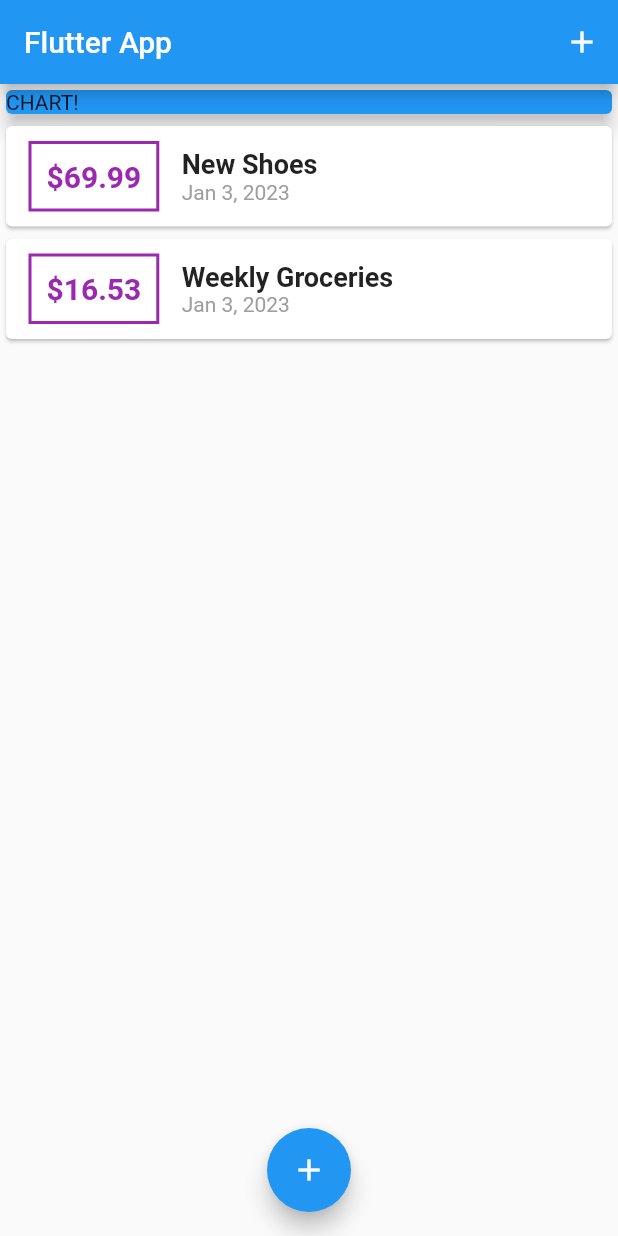
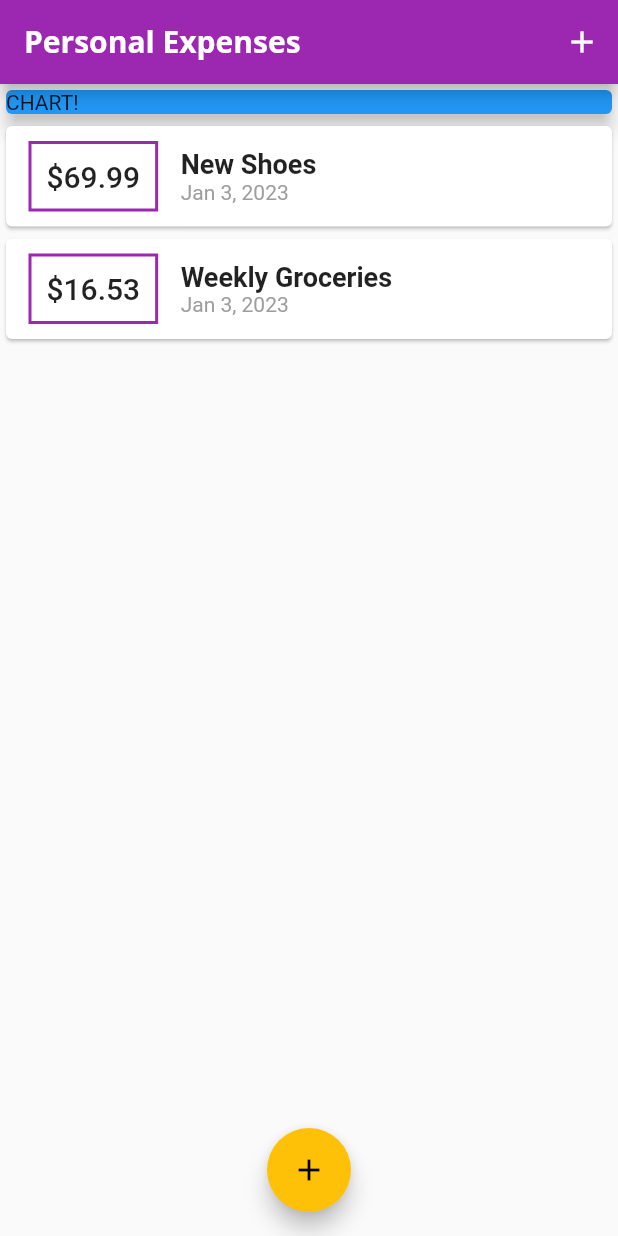
Before and after one commit to felipemcs/expenses_app, a Flutter app: the screen it shows after launch, on a phone screen of 412 x 824 dp. Run offline on Flutter 3.47's test engine with Material 2 defaults, Android fonts, the phone set to English and light mode, and no system bars.

Commit message:
Create app theme

```diff
--- a/lib/main.dart
+++ b/lib/main.dart
@@ -11,8 +11,33 @@ class MyApp extends StatelessWidget {
 
   @override
   Widget build(BuildContext context) {
-    return const MaterialApp(
-      home: MyHomePage(),
+    return MaterialApp(
+      title: 'Personal Expenses',
+      theme: ThemeData(
+        primarySwatch: Colors.purple,
+        accentColor: Colors.amber,
+        fontFamily: 'Quicksand',
+        textTheme: ThemeData.light().textTheme.copyWith(
+              titleSmall: const TextStyle(
+                fontFamily: 'OpenSans',
+                fontWeight: FontWeight.bold,
+                fontSize: 18,
+              ),
+            ),
+        appBarTheme: AppBarTheme(
+          titleTextStyle: ThemeData.light()
+              .textTheme
+              .copyWith(
+                headline6: const TextStyle(
+                  fontFamily: 'OpenSans',
+                  fontSize: 20,
+                  fontWeight: FontWeight.bold,
+                ),
+              )
+              .headline6,
+        ),
+      ),
+      home: const MyHomePage(),
     );
   }
 }
@@ -70,7 +95,7 @@ class _MyHomePageState extends State<MyHomePage> {
   Widget build(BuildContext context) {
     return Scaffold(
       appBar: AppBar(
-        title: const Text('Flutter App'),
+        title: const Text('Personal Expenses'),
         actions: [
           IconButton(
             onPressed: () => _startAddNewTransaction(context),
--- a/lib/widgets/transaction_list.dart
+++ b/lib/widgets/transaction_list.dart
@@ -24,18 +24,14 @@ class TransactionList extends StatelessWidget {
                   ),
                   decoration: BoxDecoration(
                     border: Border.all(
-                      color: Colors.purple,
+                      color: Theme.of(context).primaryColor,
                       width: 2,
                     ),
                   ),
                   padding: const EdgeInsets.all(10),
                   child: Text(
                     '\$${transactions[index].amount.toStringAsFixed(2)}',
-                    style: const TextStyle(
-                      fontWeight: FontWeight.bold,
-                      fontSize: 20,
-                      color: Colors.purple,
-                    ),
+                    style: Theme.of(context).textTheme.headline6,
                   ),
                 ),
                 Column(
```
Also changed, not shown: pubspec.yaml (+11 -6 lines), assets/fonts/OpenSans-Bold.ttf (added), assets/fonts/OpenSans-Regular.ttf (added), assets/fonts/Quicksand-Bold.ttf (added), assets/fonts/Quicksand-Light.ttf (added), assets/fonts/Quicksand-Medium.ttf (added), assets/fonts/Quicksand-Regular.ttf (added).
